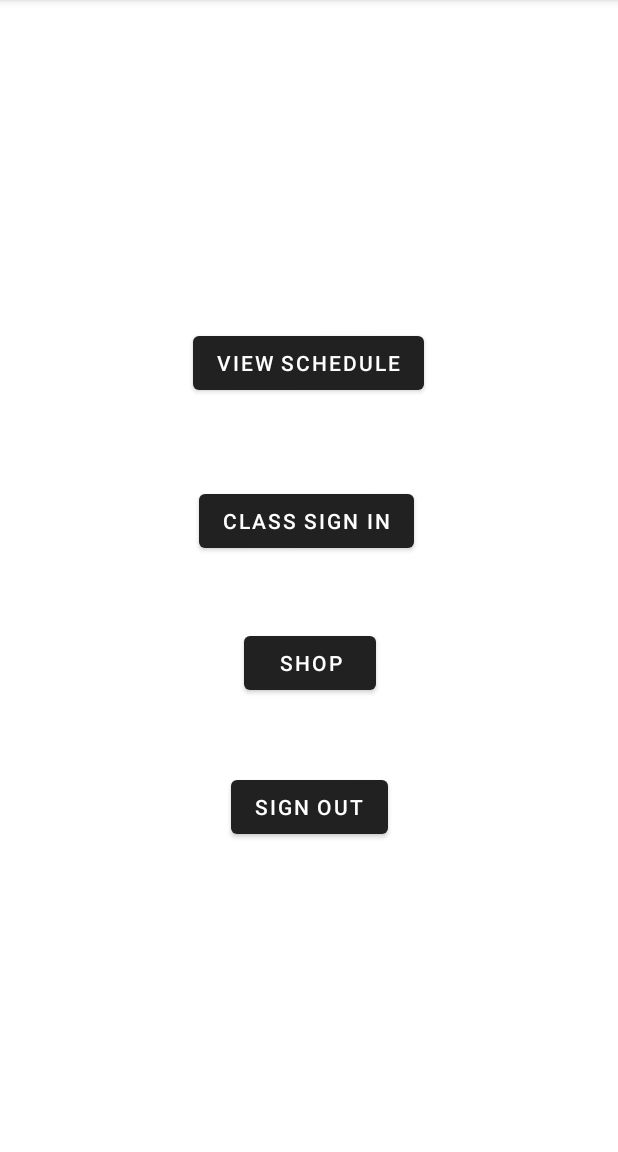
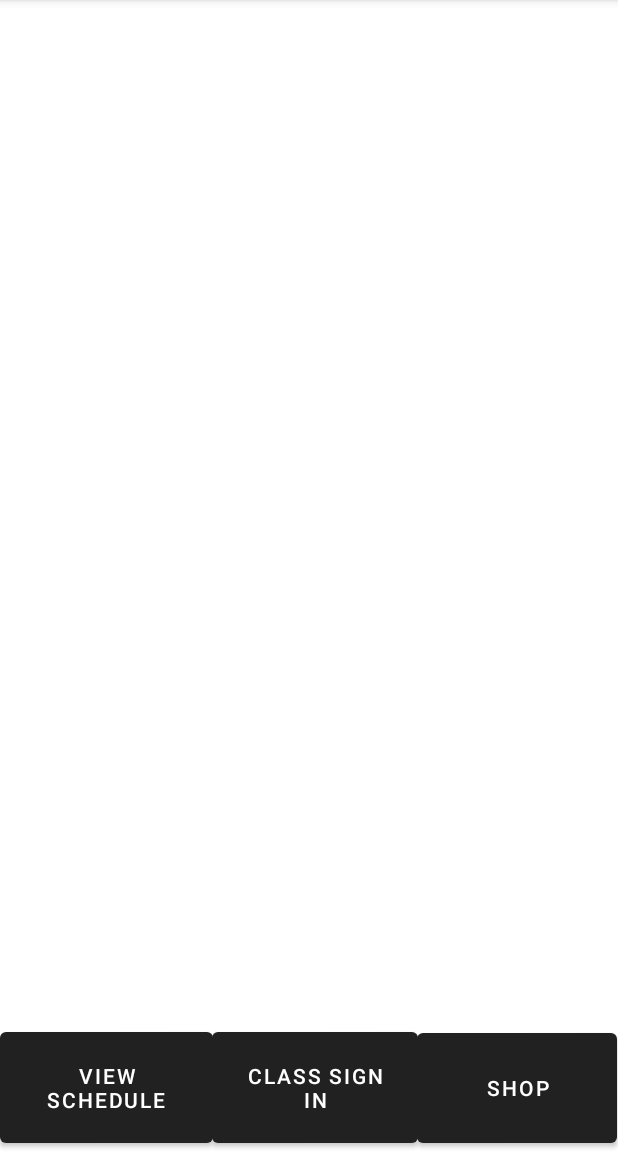
Before and after one commit to wlhoyt/CS495, an Android app: the SignedInActivity screen opened directly, with no data from a screen before it, on a phone screen of 412 x 824 dp, the part 84-1236 px from its top. Run offline under Robolectric (Android 15) with nearby library versions, the phone set to English and light mode, and no system bars; our stand-ins replace Firebase (no records; nobody signed in at launch, a user with empty details on screens opened directly); libraries missing offline, so code that uses them is left out: com.firebase.ui.

Commit message:
Slight update on UI and fixed emulator crashing on NFC fuctions in case of demo messup

```diff
--- a/app/src/main/java/com/example/candor365/MainActivity.java
+++ b/app/src/main/java/com/example/candor365/MainActivity.java
@@ -54,7 +54,7 @@ public class MainActivity extends AppCompatActivity {
         googleSignInButton.setOnClickListener(googleSignInListener);
         if (mAuth.getCurrentUser() != null) {
             //signed in
-            Toast.makeText(getApplicationContext(),"Already Signed In", Toast.LENGTH_SHORT).show();
+//            Toast.makeText(getApplicationContext(),"Already Signed In", Toast.LENGTH_SHORT).show();
             startActivity(SignedInActivity.createIntent(this, null));
         } else {
             // not signed in
@@ -73,15 +73,15 @@ public class MainActivity extends AppCompatActivity {
 
             // Successfully signed in
             if (resultCode == RESULT_OK) {
-                Toast.makeText(this, "Result Code "+ resultCode, Toast.LENGTH_SHORT).show();
+//                Toast.makeText(this, "Result Code "+ resultCode, Toast.LENGTH_SHORT).show();
                 startActivity(SignedInActivity.createIntent(this, response));
-                Toast.makeText(this, "Logging IN", Toast.LENGTH_SHORT).show();
+//                Toast.makeText(this, "Logging IN", Toast.LENGTH_SHORT).show();
                 finish();
             } else {
                 // Sign in failed
                 if (response == null) {
                     // User pressed back button
-                    Toast.makeText(this, "Login cancelled", Toast.LENGTH_SHORT).show();
+//                    Toast.makeText(this, "Login cancelled", Toast.LENGTH_SHORT).show();
                     return;
                 }
 
@@ -91,7 +91,7 @@ public class MainActivity extends AppCompatActivity {
                     return;
                 }
 
-                Toast.makeText(this, "It just Barfed " + resultCode, Toast.LENGTH_SHORT).show();
+//                Toast.makeText(this, "It just Barfed " + resultCode, Toast.LENGTH_SHORT).show();
                 //Log.e(TAG, "Sign-in error: ", response.getError());
             }
         }
--- a/app/src/main/java/com/example/candor365/SignedInActivity.java
+++ b/app/src/main/java/com/example/candor365/SignedInActivity.java
@@ -74,7 +74,8 @@ public class SignedInActivity extends AppCompatActivity {
     };
     public void attendanceClick()
     {
-        startActivity(NFC_Reading.createIntent(this));
+        Toast.makeText(this,"The feature is not allowed for emulators function",Toast.LENGTH_SHORT).show();
+//        startActivity(NFC_Reading.createIntent(this));
     }
 
 
@@ -90,7 +91,7 @@ public class SignedInActivity extends AppCompatActivity {
                 .addOnCompleteListener(new OnCompleteListener<Void>() {
                     public void onComplete(@NonNull Task<Void> task) {
                         // user is now signed out
-                        Toast.makeText(SignedInActivity.this, "USER SIGNED OUT", Toast.LENGTH_SHORT).show();
+//                        Toast.makeText(SignedInActivity.this, "USER SIGNED OUT", Toast.LENGTH_SHORT).show();
                         startActivity(new Intent(SignedInActivity.this, MainActivity.class));
                         finish();
                     }
--- a/app/src/main/res/layout/signedin_activity.xml
+++ b/app/src/main/res/layout/signedin_activity.xml
@@ -11,55 +11,57 @@
         android:layout_width="wrap_content"
         android:layout_height="wrap_content"
         android:layout_marginStart="162dp"
-        android:layout_marginTop="495dp"
-        android:layout_marginEnd="161dp"
+        android:layout_marginEnd="500dp"
         android:layout_marginBottom="188dp"
         android:layout_weight="1"
         android:text="@string/sign_out"
         app:layout_constraintBottom_toBottomOf="parent"
         app:layout_constraintEnd_toEndOf="parent"
+        app:layout_constraintHorizontal_bias="0.423"
         app:layout_constraintStart_toStartOf="parent"
-        app:layout_constraintTop_toTopOf="parent" />
+        app:layout_constraintTop_toTopOf="parent"
+        app:layout_constraintVertical_bias="0.032" />
 
     <Button
         android:id="@+id/viewSchedule"
-        android:layout_width="wrap_content"
-        android:layout_height="wrap_content"
-        android:layout_marginStart="140dp"
-        android:layout_marginTop="199dp"
+        android:layout_width="142dp"
+        android:layout_height="86dp"
+        android:layout_marginTop="464dp"
         android:layout_marginEnd="141dp"
-        android:layout_marginBottom="484dp"
         android:text="@string/view_schedule"
         app:layout_constraintBottom_toBottomOf="parent"
         app:layout_constraintEnd_toEndOf="parent"
+        app:layout_constraintHorizontal_bias="0.0"
         app:layout_constraintStart_toStartOf="parent"
-        app:layout_constraintTop_toTopOf="parent" />
+        app:layout_constraintTop_toTopOf="parent"
+        app:layout_constraintVertical_bias="1.0" />
 
     <Button
         android:id="@+id/class_sign_in"
-        android:layout_width="wrap_content"
-        android:layout_height="wrap_content"
+        android:layout_width="137dp"
+        android:layout_height="86dp"
         android:layout_marginStart="160dp"
-        android:layout_marginTop="314dp"
+        android:layout_marginTop="620dp"
         android:layout_marginEnd="163dp"
-        android:layout_marginBottom="133dp"
         android:text="Class Sign In"
-        app:layout_constraintBottom_toTopOf="@+id/sign_out"
+        app:layout_constraintBottom_toBottomOf="parent"
         app:layout_constraintEnd_toEndOf="parent"
+        app:layout_constraintHorizontal_bias="0.387"
         app:layout_constraintStart_toStartOf="parent"
-        app:layout_constraintTop_toTopOf="parent" />
+        app:layout_constraintTop_toTopOf="parent"
+        app:layout_constraintVertical_bias="1.0" />
 
     <Button
         android:id="@+id/shop_button"
-        android:layout_width="wrap_content"
-        android:layout_height="wrap_content"
-        android:layout_marginStart="162dp"
-        android:layout_marginTop="42dp"
-        android:layout_marginEnd="161dp"
-        android:layout_marginBottom="43dp"
+        android:layout_width="133dp"
+        android:layout_height="85dp"
+        android:layout_marginStart="278dp"
+        android:layout_marginTop="628dp"
         android:text="Shop"
-        app:layout_constraintBottom_toTopOf="@+id/sign_out"
+        app:layout_constraintBottom_toBottomOf="parent"
         app:layout_constraintEnd_toEndOf="parent"
+        app:layout_constraintHorizontal_bias="0.0"
         app:layout_constraintStart_toStartOf="parent"
-        app:layout_constraintTop_toBottomOf="@+id/class_sign_in" />
+        app:layout_constraintTop_toTopOf="parent"
+        app:layout_constraintVertical_bias="1.0" />
 </androidx.constraintlayout.widget.ConstraintLayout>
```
